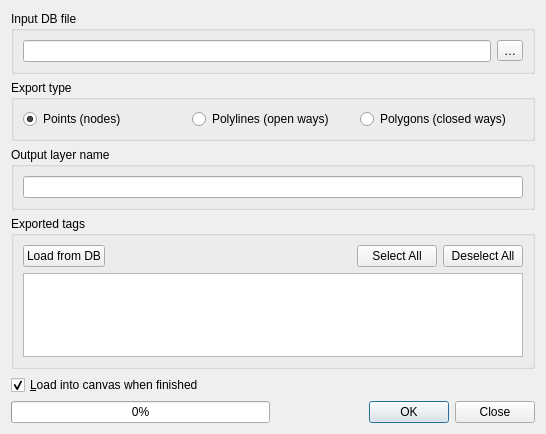
Above: src/ui/qgsosmexportdialog.ui from carsmie/QGIS before the change. Below: the same form after it.
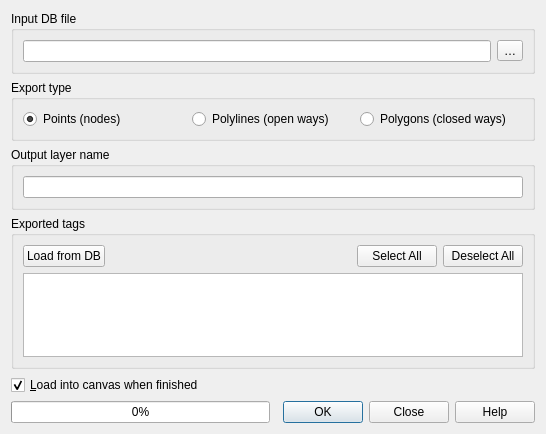
That is the form after the change.

Commit message: Add Help button and connect it to user manual

```diff
--- a/src/ui/qgsosmexportdialog.ui
+++ b/src/ui/qgsosmexportdialog.ui
@@ -157,7 +157,7 @@
         <enum>Qt::Horizontal</enum>
        </property>
        <property name="standardButtons">
-        <set>QDialogButtonBox::Close|QDialogButtonBox::Ok</set>
+        <set>QDialogButtonBox::Close|QDialogButtonBox::Help|QDialogButtonBox::Ok</set>
        </property>
       </widget>
      </item>
```
The commit also changes 50 other files.
